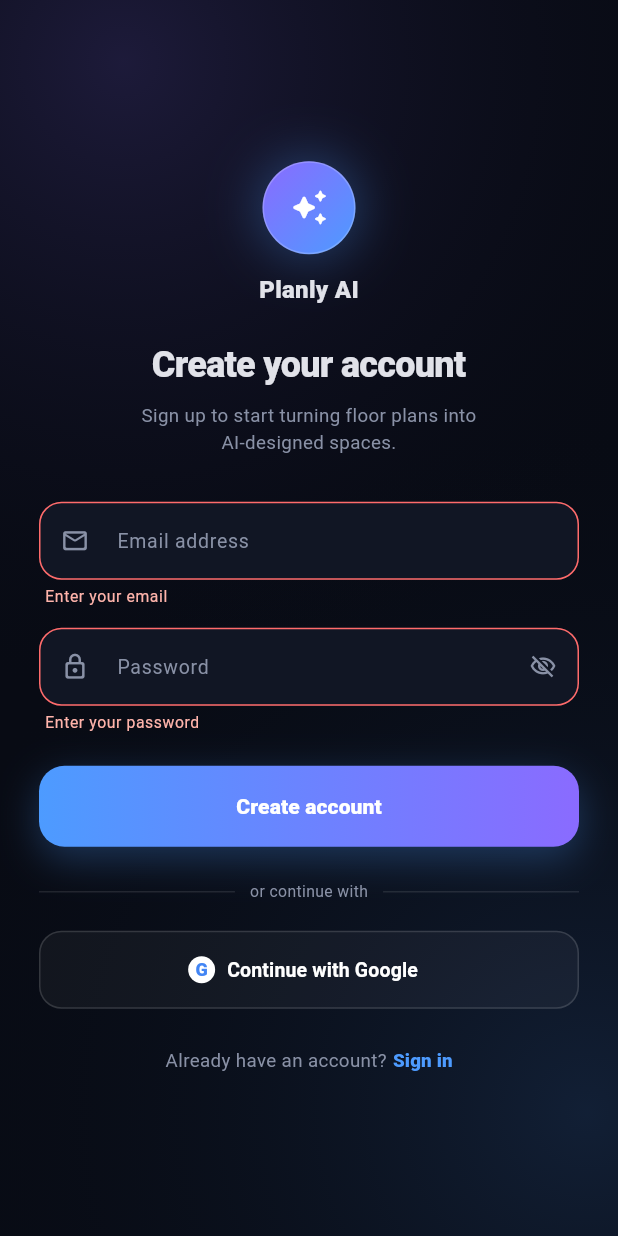
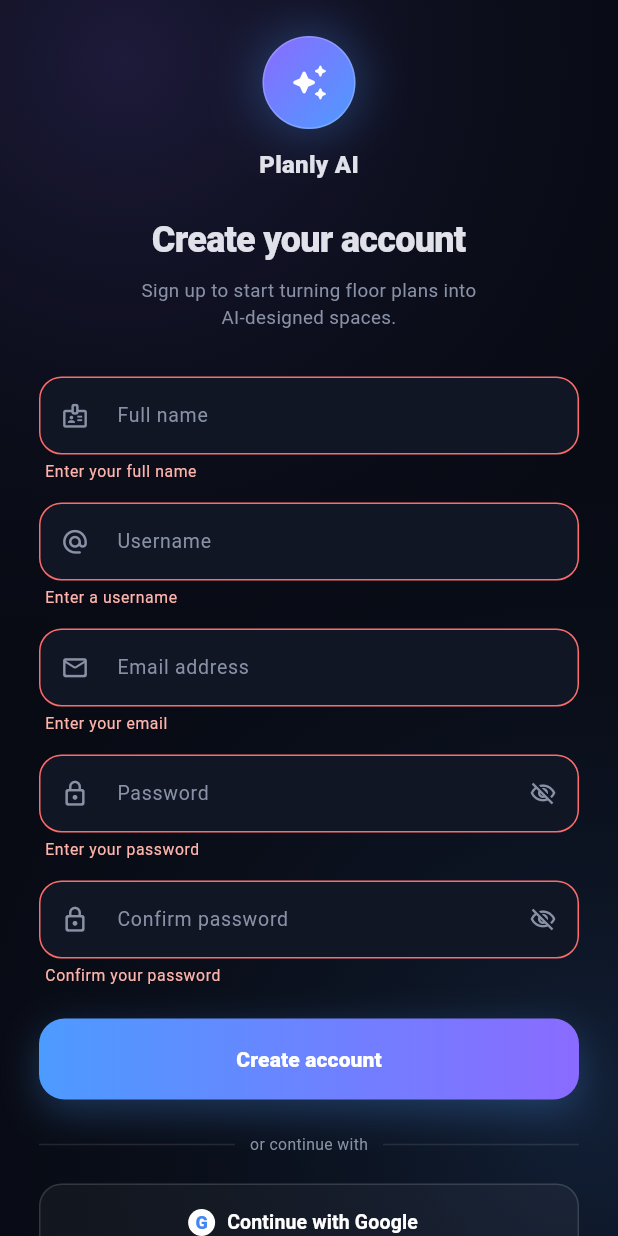
Before and after one commit to DuminduMalinga/Interior_Design_App, a Flutter app: the screen it shows after launch, after a tap on "Create account", on a phone screen of 412 x 824 dp. Run offline on Flutter 3.47's test engine with Material 3 defaults, Android fonts, the phone set to English and light mode, and no system bars; Roboto replaces fonts that are missing (Arial).

Commit message:
Enhance signup form validation fields
Expanded the auth screen signup flow with full name, username, and confirm password inputs, each with targeted validation. Also improved email validation with a stricter regex, added signup-specific password complexity checks, and introduced independent visibility toggle/state handling for confirm password along with proper controller disposal.

```diff
--- a/lib/auth.dart
+++ b/lib/auth.dart
@@ -11,17 +11,24 @@
 
 class _AuthScreenState extends State<AuthScreen> {
   final _formKey = GlobalKey<FormState>();
+  final _fullNameController = TextEditingController();
+  final _usernameController = TextEditingController();
   final _emailController = TextEditingController();
   final _passwordController = TextEditingController();
+  final _confirmPasswordController = TextEditingController();
 
   bool _isSignUp = true;
   bool _obscurePassword = true;
+  bool _obscureConfirmPassword = true;
   bool _submitting = false;
 
   @override
   void dispose() {
+    _fullNameController.dispose();
+    _usernameController.dispose();
     _emailController.dispose();
     _passwordController.dispose();
+    _confirmPasswordController.dispose();
     super.dispose();
   }
 
@@ -65,6 +72,46 @@
                           ),
                         ),
                         const SizedBox(height: 30),
+                        if (_isSignUp) ...[
+                          _AuthField(
+                            controller: _fullNameController,
+                            hint: 'Full name',
+                            icon: Icons.badge_outlined,
+                            keyboardType: TextInputType.name,
+                            validator: (v) {
+                              if (v == null || v.trim().isEmpty) {
+                                return 'Enter your full name';
+                              }
+                              if (v.trim().length < 2) {
+                                return 'Name is too short';
+                              }
+                              if (!RegExp(r"^[a-zA-Z\s'-]+$").hasMatch(v.trim())) {
+                                return 'Only letters, spaces, - and \' allowed';
+                              }
+                              return null;
+                            },
+                          ),
+                          const SizedBox(height: 14),
+                          _AuthField(
+                            controller: _usernameController,
+                            hint: 'Username',
+                            icon: Icons.alternate_email_rounded,
+                            keyboardType: TextInputType.text,
+                            validator: (v) {
+                              if (v == null || v.trim().isEmpty) {
+                                return 'Enter a username';
+                              }
+                              if (v.trim().length < 3) {
+                                return 'At least 3 characters';
+                              }
+                              if (!RegExp(r'^[a-zA-Z0-9_]+$').hasMatch(v.trim())) {
+                                return 'Letters, numbers, _ only';
+                              }
+                              return null;
+                            },
+                          ),
+                          const SizedBox(height: 14),
+                        ],
                         _AuthField(
                           controller: _emailController,
                           hint: 'Email address',
@@ -74,7 +121,10 @@
                             if (v == null || v.trim().isEmpty) {
                               return 'Enter your email';
                             }
-                            if (!v.contains('@')) return 'Enter a valid email';
+                            if (!RegExp(r'^[^@\s]+@[^@\s]+\.[^@\s]+$')
+                                .hasMatch(v.trim())) {
+                              return 'Enter a valid email';
+                            }
                             return null;
                           },
                         ),
@@ -101,9 +151,45 @@
                               return 'Enter your password';
                             }
                             if (v.length < 6) return 'At least 6 characters';
+                            if (_isSignUp &&
+                                !RegExp(r'^(?=.*[A-Za-z])(?=.*\d).+$')
+                                    .hasMatch(v)) {
+                              return 'Include a letter and a number';
+                            }
                             return null;
                           },
                         ),
+                        if (_isSignUp) ...[
+                          const SizedBox(height: 14),
+                          _AuthField(
+                            controller: _confirmPasswordController,
+                            hint: 'Confirm password',
+                            icon: Icons.lock_outline_rounded,
+                            obscureText: _obscureConfirmPassword,
+                            suffixIcon: IconButton(
+                              onPressed: () => setState(
+                                () => _obscureConfirmPassword =
+                                    !_obscureConfirmPassword,
+                              ),
+                              icon: Icon(
+                                _obscureConfirmPassword
+                                    ? Icons.visibility_off_outlined
+                                    : Icons.visibility_outlined,
+                                color: _muted,
+                                size: 18,
+                              ),
+                            ),
+                            validator: (v) {
+                              if (v == null || v.isEmpty) {
+                                return 'Confirm your password';
+                              }
+                              if (v != _passwordController.text) {
+                                return 'Passwords do not match';
+                              }
+                              return null;
+                            },
+                          ),
+                        ],
                         if (!_isSignUp) ...[
                           const SizedBox(height: 10),
                           Align(
```
